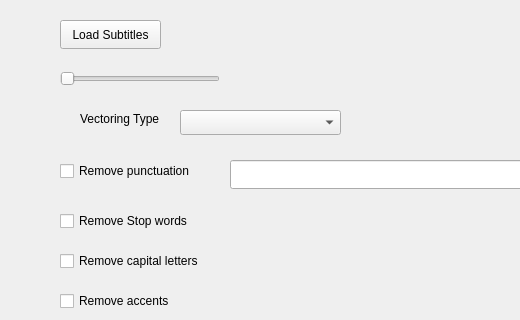
Old version of the form video_summary/templates/SubtitlesOptions.ui in the repository seekever/VideoSummary; both pictures show x 0 to 520 and y 0 to 320 of the 800 by 600 pixel window.
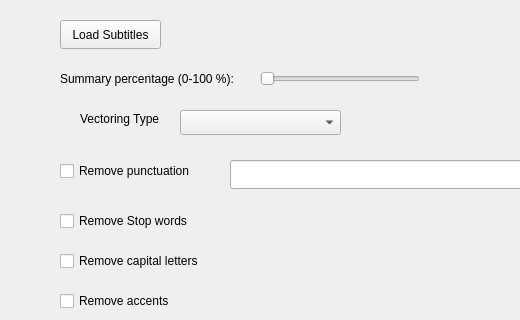
New version of the form.

Diff of the .ui file:
```diff
--- a/video_summary/templates/SubtitlesOptions.ui
+++ b/video_summary/templates/SubtitlesOptions.ui
@@ -30,7 +30,7 @@
    <widget class="QSlider" name="resumePercentageSlider">
     <property name="geometry">
      <rect>
-      <x>60</x>
+      <x>260</x>
       <y>70</y>
       <width>160</width>
       <height>17</height>
@@ -232,6 +232,19 @@
      <string>Object analysis progress:</string>
     </property>
    </widget>
+   <widget class="QLabel" name="label_3">
+    <property name="geometry">
+     <rect>
+      <x>60</x>
+      <y>70</y>
+      <width>191</width>
+      <height>17</height>
+     </rect>
+    </property>
+    <property name="text">
+     <string>Summary percentage (0-100 %):</string>
+    </property>
+   </widget>
   </widget>
   <widget class="QMenuBar" name="menubar">
    <property name="geometry">
```
